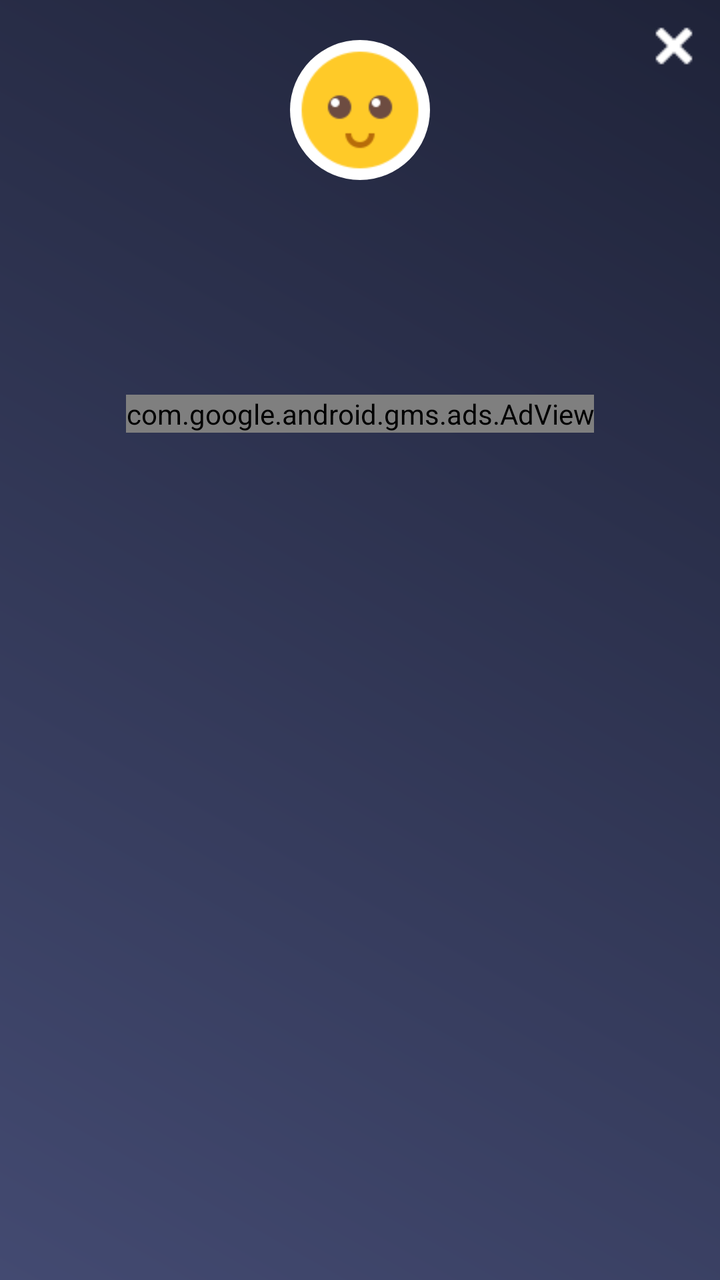
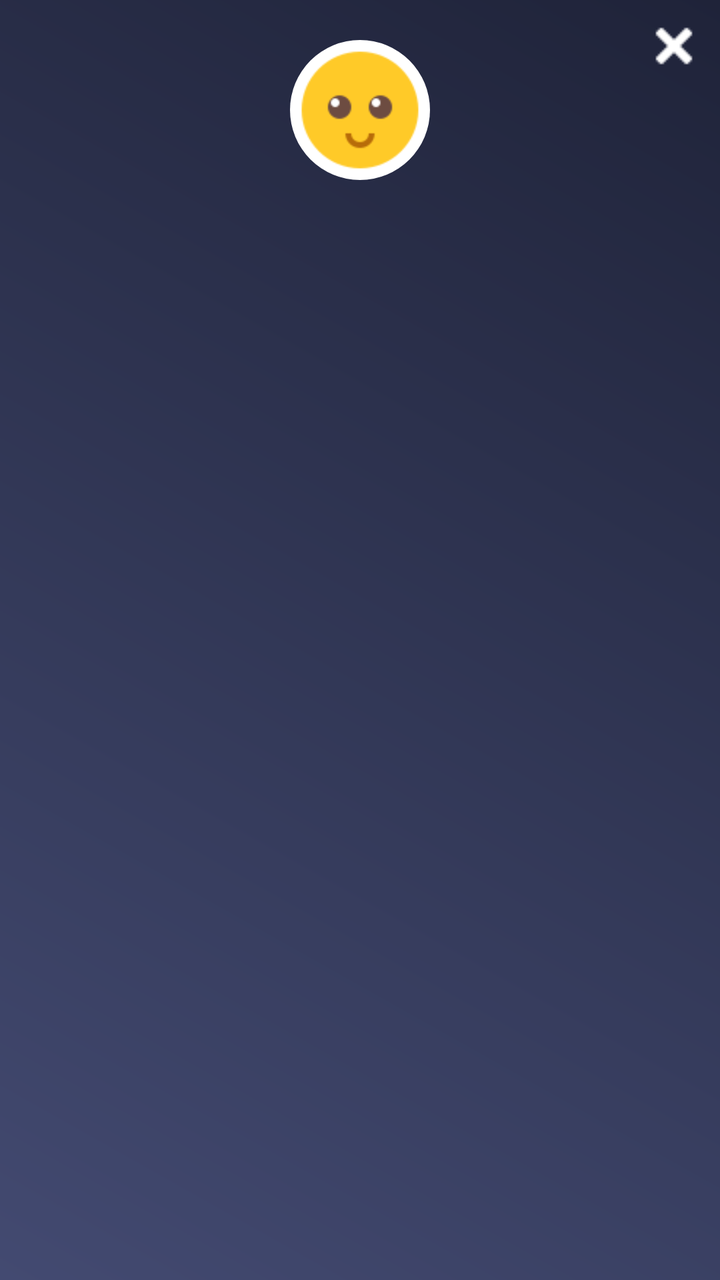

The first picture is an Android layout as it rendered before a commit; the second is the same layout after the commit. The layout source and the unified diff follow.
<!-- AndroidManifest.xml: application theme AppTheme -->
<!-- res/layout/popup_menstrual_and_ovulation.xml -->
<?xml version="1.0" encoding="utf-8"?>
<RelativeLayout xmlns:android="http://schemas.android.com/apk/res/android"
    xmlns:aapt="http://schemas.android.com/aapt"
    xmlns:app="http://schemas.android.com/apk/res-auto"
    android:layout_width="280dp"
    android:layout_height="wrap_content"
    android:background="@drawable/a1_grad"
    android:orientation="vertical">

    <ImageView
        android:id="@+id/iv_close"
        android:layout_width="wrap_content"
        android:layout_height="wrap_content"
        android:layout_alignParentRight="true"
        android:layout_gravity="top|bottom|left|right|center_vertical|fill_vertical|center_horizontal|fill_horizontal|center|fill|start|end"
        android:layout_margin="5dp"
        android:padding="5dp"
        android:src="@drawable/ic_close" />

    <ImageView
        android:id="@+id/iv_imoji"
        android:layout_width="70dp"
        android:layout_height="70dp"
        android:layout_centerHorizontal="true"
        android:layout_marginTop="20dp"
        android:background="@drawable/rounded_corner_imoji"
        android:src="@drawable/imoji_default" />

    <TextView
        android:id="@+id/tv_next_date"
        android:layout_width="match_parent"
        android:layout_height="wrap_content"
        android:layout_below="@+id/iv_imoji"
        android:layout_marginLeft="10dp"
        android:layout_marginTop="10dp"
        android:layout_marginRight="10dp"
        android:gravity="center"
        android:padding="5dp"
        android:textColor="@color/white"
        android:textSize="@dimen/textsize_16"
        android:textStyle="bold" />

    <TextView
        android:id="@+id/tv_ovulation1"
        android:layout_width="match_parent"
        android:layout_height="wrap_content"
        android:layout_below="@+id/tv_next_date"
        android:layout_marginLeft="10dp"
        android:layout_marginRight="10dp"
        android:gravity="center"
        android:padding="5dp"
        android:textColor="@color/white"
        android:textSize="@dimen/textsize_14"
        android:textStyle="bold" />

    <TextView
        android:id="@+id/tv_ovulation2"
        android:layout_width="match_parent"
        android:layout_height="wrap_content"
        android:layout_below="@+id/tv_ovulation1"
        android:layout_marginLeft="10dp"
        android:layout_marginRight="10dp"
        android:layout_marginBottom="5dp"
        android:gravity="center"
        android:padding="5dp"
        android:textColor="@color/white"
        android:textSize="@dimen/textsize_16"
        android:textStyle="bold" />

    <include
        android:id="@+id/ad_layout"
        layout="@layout/native_ad_popup"
        android:layout_width="match_parent"
        android:layout_height="wrap_content"
        android:layout_below="@+id/tv_ovulation2"
        android:layout_gravity="center" />
</RelativeLayout>
<!-- res/layout/native_ad_popup.xml (included above) -->
<?xml version="1.0" encoding="utf-8"?>
<LinearLayout xmlns:android="http://schemas.android.com/apk/res/android"
    xmlns:aapt="http://schemas.android.com/aapt"
    xmlns:app="http://schemas.android.com/apk/res-auto"
    android:layout_width="match_parent"
    android:layout_height="match_parent"
    android:orientation="vertical">

    <com.google.android.gms.ads.AdView
        android:id="@+id/adView"
        android:layout_width="wrap_content"
        android:layout_height="wrap_content"
        android:layout_above="@+id/ll_footer_menu"
        android:layout_gravity="center"
        app:adSize="280x50"
        app:adUnitId="@string/banner_ad_two" />
</LinearLayout>
<!-- resources referenced by this layout -->
<resources>
  <color name="white">#ffffff</color>
  <dimen name="textsize_14">14sp</dimen>
  <dimen name="textsize_16">16sp</dimen>
  <!-- drawable a1_grad (drawable) -->
  <?xml version="1.0" encoding="utf-8"?>
  <shape xmlns:android="http://schemas.android.com/apk/res/android">
      <gradient
          android:angle="225"
          android:endColor="#434A71"
          android:startColor="#1F2339" />
  
  
  </shape>
  <!-- drawable ic_close: png bitmap (drawable, 258 bytes) -->
  <!-- drawable imoji_default: png bitmap (drawable, 2394 bytes) -->
  <!-- drawable rounded_corner_imoji (drawable) -->
  <?xml version="1.0" encoding="utf-8"?>
  <shape xmlns:android="http://schemas.android.com/apk/res/android"
      xmlns:aapt="http://schemas.android.com/aapt"
      xmlns:app="http://schemas.android.com/apk/res-auto"
      android:shape="rectangle">
      <solid android:color="#ffffff" />
      <stroke
          android:width="0dp"
          android:color="#06000d" />
      <padding
          android:bottom="0dp"
          android:left="0dp"
          android:right="0dp"
          android:top="0dp" />
      <corners android:radius="35dp" />
  </shape>
  <string name="banner_ad_two">ca-app-pub-2957577039807154/5214904011</string>
  <style name="AppTheme" parent="Theme.AppCompat.Light.DarkActionBar">
          
          <item name="colorPrimary">@color/colorPrimary</item>
          <item name="colorPrimaryDark">@color/colorPrimaryDark</item>
          <item name="colorAccent">@color/colorAccent</item>
      </style>
  <color name="colorPrimary">#434A71</color>
  <color name="colorPrimaryDark">#1F2339</color>
  <color name="colorAccent">#1F2339</color>
</resources>

<!-- the commit's change to res/layout/popup_menstrual_and_ovulation.xml (unified diff, before → after) -->
@@ -67,29 +67,13 @@
         android:textSize="@dimen/textsize_16"
         android:textStyle="bold" />
 
-    <include
-        android:id="@+id/ad_layout"
-        layout="@layout/native_ad_popup"
+    <LinearLayout
+        android:id="@+id/normal_ad_include"
         android:layout_width="match_parent"
         android:layout_height="wrap_content"
-        android:layout_below="@+id/tv_ovulation2"
-        android:layout_gravity="center" />
+        android:orientation="vertical"
+        android:gravity="center"
+        android:layout_below="@+id/tv_ovulation2"/>
+
+   
 </RelativeLayout>
-<!-- res/layout/native_ad_popup.xml (included above) -->
-<?xml version="1.0" encoding="utf-8"?>
-<LinearLayout xmlns:android="http://schemas.android.com/apk/res/android"
-    xmlns:aapt="http://schemas.android.com/aapt"
-    xmlns:app="http://schemas.android.com/apk/res-auto"
-    android:layout_width="match_parent"
-    android:layout_height="match_parent"
-    android:orientation="vertical">
-
-    <com.google.android.gms.ads.AdView
-        android:id="@+id/adView"
-        android:layout_width="wrap_content"
-        android:layout_height="wrap_content"
-        android:layout_above="@+id/ll_footer_menu"
-        android:layout_gravity="center"
-        app:adSize="280x50"
-        app:adUnitId="@string/banner_ad_two" />
-</LinearLayout>
<!-- resource entries referenced after the edit -->
@@ -32,7 +32,6 @@
           android:top="0dp" />
       <corners android:radius="35dp" />
   </shape>
-  <string name="banner_ad_two">ca-app-pub-2957577039807154/5214904011</string>
   <style name="AppTheme" parent="Theme.AppCompat.Light.DarkActionBar">
           
           <item name="colorPrimary">@color/colorPrimary</item>
